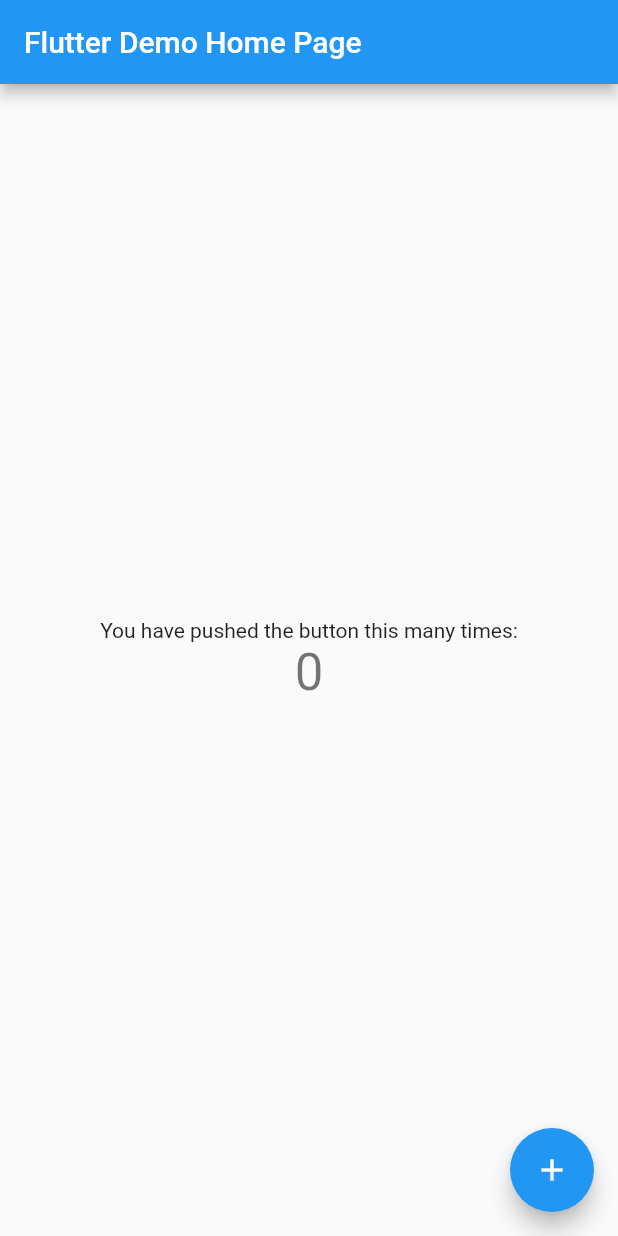
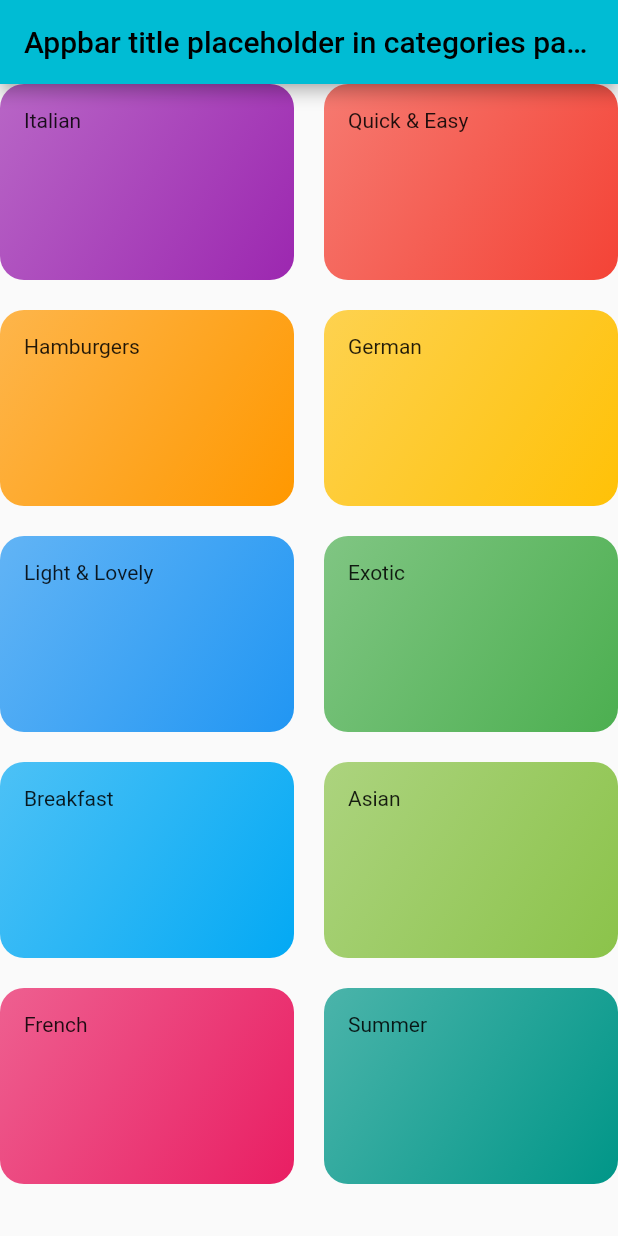
Before and after one commit to stefann19/meals_app, a Flutter app: the screen it shows after launch, on a phone screen of 412 x 824 dp. Run offline on Flutter 3.47's test engine with Material 2 defaults, Android fonts, the phone set to English and light mode, and no system bars.

Commit message:
Added dummy categories. Cap 07.06

```diff
--- /dev/null
+++ b/lib/categories_page.dart
@@ -0,0 +1,23 @@
+import 'package:flutter/material.dart';
+import 'package:max_guides/category_item.dart';
+import 'package:max_guides/dummy_data.dart';
+
+class CategoriesPage extends StatelessWidget {
+  const CategoriesPage({Key? key}) : super(key: key);
+
+  @override
+  Widget build(BuildContext context) {
+    var gridDelegate = const SliverGridDelegateWithMaxCrossAxisExtent(
+        maxCrossAxisExtent: 64 * 3,
+        childAspectRatio: 3 / 2,
+        crossAxisSpacing: 20,
+        mainAxisSpacing: 20);
+    return Scaffold(
+      appBar: AppBar(title: Text('Appbar title placeholder in categories page'),),
+      body: GridView(
+          children: DUMMY_CATEGORIES.map((categoryData) => CategoryItem(category: categoryData)).toList(),
+          gridDelegate: gridDelegate
+      ),
+    );
+  }
+}
--- /dev/null
+++ b/lib/category_item.dart
@@ -0,0 +1,21 @@
+import 'package:flutter/material.dart';
+import 'package:max_guides/models/category.dart';
+
+class CategoryItem extends StatelessWidget {
+  const CategoryItem({Key? key, required this.category}) : super(key: key);
+  final CategoryModel category;
+  @override
+  Widget build(BuildContext context) {
+    return Container(
+      padding: const EdgeInsets.all(16),
+      child: Text(category.title),
+      decoration: BoxDecoration(
+          color: category.backgroundColor,
+          gradient: LinearGradient(
+              colors: [category.backgroundColor.withOpacity(0.7), category.backgroundColor],
+              begin: Alignment.topLeft, end: Alignment.bottomRight),
+          borderRadius: BorderRadius.circular(16)
+      ),
+    );
+  }
+}
--- /dev/null
+++ b/lib/dummy_data.dart
@@ -0,0 +1,56 @@
+import 'package:flutter/material.dart';
+
+import './models/category.dart';
+
+const DUMMY_CATEGORIES = [
+  CategoryModel(
+    id: 'c1',
+    title: 'Italian',
+    backgroundColor: Colors.purple,
+  ),
+  CategoryModel(
+    id: 'c2',
+    title: 'Quick & Easy',
+    backgroundColor: Colors.red,
+  ),
+  CategoryModel(
+    id: 'c3',
+    title: 'Hamburgers',
+    backgroundColor: Colors.orange,
+  ),
+  CategoryModel(
+    id: 'c4',
+    title: 'German',
+    backgroundColor: Colors.amber,
+  ),
+  CategoryModel(
+    id: 'c5',
+    title: 'Light & Lovely',
+    backgroundColor: Colors.blue,
+  ),
+  CategoryModel(
+    id: 'c6',
+    title: 'Exotic',
+    backgroundColor: Colors.green,
+  ),
+  CategoryModel(
+    id: 'c7',
+    title: 'Breakfast',
+    backgroundColor: Colors.lightBlue,
+  ),
+  CategoryModel(
+    id: 'c8',
+    title: 'Asian',
+    backgroundColor: Colors.lightGreen,
+  ),
+  CategoryModel(
+    id: 'c9',
+    title: 'French',
+    backgroundColor: Colors.pink,
+  ),
+  CategoryModel(
+    id: 'c10',
+    title: 'Summer',
+    backgroundColor: Colors.teal,
+  ),
+];
--- a/lib/main.dart
+++ b/lib/main.dart
@@ -1,115 +1,19 @@
 import 'package:flutter/material.dart';
+import 'package:max_guides/categories_page.dart';
 
-void main() {
-  runApp(const MyApp());
-}
+void main() =>runApp(const MyApp());
+
 
 class MyApp extends StatelessWidget {
   const MyApp({Key? key}) : super(key: key);
-
-  // This widget is the root of your application.
   @override
   Widget build(BuildContext context) {
     return MaterialApp(
-      title: 'Flutter Demo',
+      title: 'MaterialApp Title placeholder',
       theme: ThemeData(
-        // This is the theme of your application.
-        //
-        // Try running your application with "flutter run". You'll see the
-        // application has a blue toolbar. Then, without quitting the app, try
-        // changing the primarySwatch below to Colors.green and then invoke
-        // "hot reload" (press "r" in the console where you ran "flutter run",
-        // or simply save your changes to "hot reload" in a Flutter IDE).
-        // Notice that the counter didn't reset back to zero; the application
-        // is not restarted.
-        primarySwatch: Colors.blue,
+        primarySwatch: Colors.cyan,
       ),
-      home: const MyHomePage(title: 'Flutter Demo Home Page'),
+      home: const CategoriesPage(),
     );
   }
 }
-
-class MyHomePage extends StatefulWidget {
-  const MyHomePage({Key? key, required this.title}) : super(key: key);
-
-  // This widget is the home page of your application. It is stateful, meaning
-  // that it has a State object (defined below) that contains fields that affect
-  // how it looks.
-
-  // This class is the configuration for the state. It holds the values (in this
-  // case the title) provided by the parent (in this case the App widget) and
-  // used by the build method of the State. Fields in a Widget subclass are
-  // always marked "final".
-
-  final String title;
-
-  @override
-  State<MyHomePage> createState() => _MyHomePageState();
-}
-
-class _MyHomePageState extends State<MyHomePage> {
-  int _counter = 0;
-
-  void _incrementCounter() {
-    setState(() {
-      // This call to setState tells the Flutter framework that something has
-      // changed in this State, which causes it to rerun the build method below
-      // so that the display can reflect the updated values. If we changed
-      // _counter without calling setState(), then the build method would not be
-      // called again, and so nothing would appear to happen.
-      _counter++;
-    });
-  }
-
-  @override
-  Widget build(BuildContext context) {
-    // This method is rerun every time setState is called, for instance as done
-    // by the _incrementCounter method above.
-    //
-    // The Flutter framework has been optimized to make rerunning build methods
-    // fast, so that you can just rebuild anything that needs updating rather
-    // than having to individually change instances of widgets.
-    return Scaffold(
-      appBar: AppBar(
-        // Here we take the value from the MyHomePage object that was created by
-        // the App.build method, and use it to set our appbar title.
-        title: Text(widget.title),
-      ),
-      body: Center(
-        // Center is a layout widget. It takes a single child and positions it
-        // in the middle of the parent.
-        child: Column(
-          // Column is also a layout widget. It takes a list of children and
-          // arranges them vertically. By default, it sizes itself to fit its
-          // children horizontally, and tries to be as tall as its parent.
-          //
-          // Invoke "debug painting" (press "p" in the console, choose the
-          // "Toggle Debug Paint" action from the Flutter Inspector in Android
-          // Studio, or the "Toggle Debug Paint" command in Visual Studio Code)
-          // to see the wireframe for each widget.
-          //
-          // Column has various properties to control how it sizes itself and
-          // how it positions its children. Here we use mainAxisAlignment to
-          // center the children vertically; the main axis here is the vertical
-          // axis because Columns are vertical (the cross axis would be
-          // horizontal).
-          mainAxisAlignment: MainAxisAlignment.center,
-          children: <Widget>[
-            const Text(
-              'You have pushed the button this many times:',
-            ),
-            Text(
-              '$_counter',
-              style: Theme.of(context).textTheme.headline4,
-            ),
-          ],
-        ),
-      ),
-      floatingActionButton: FloatingActionButton(
-        onPressed: _incrementCounter,
-        tooltip: 'Increment',
-        child: const Icon(Icons.add),
-      ), // This trailing comma makes auto-formatting nicer for build methods.
-    );
-  }
-}
--- /dev/null
+++ b/lib/models/category.dart
@@ -0,0 +1,9 @@
+import 'package:flutter/material.dart';
+
+class CategoryModel {
+  final String id;
+  final String title;
+  final Color backgroundColor;
+
+  const CategoryModel({required this.id, required this.title, required this.backgroundColor});
+}
```
